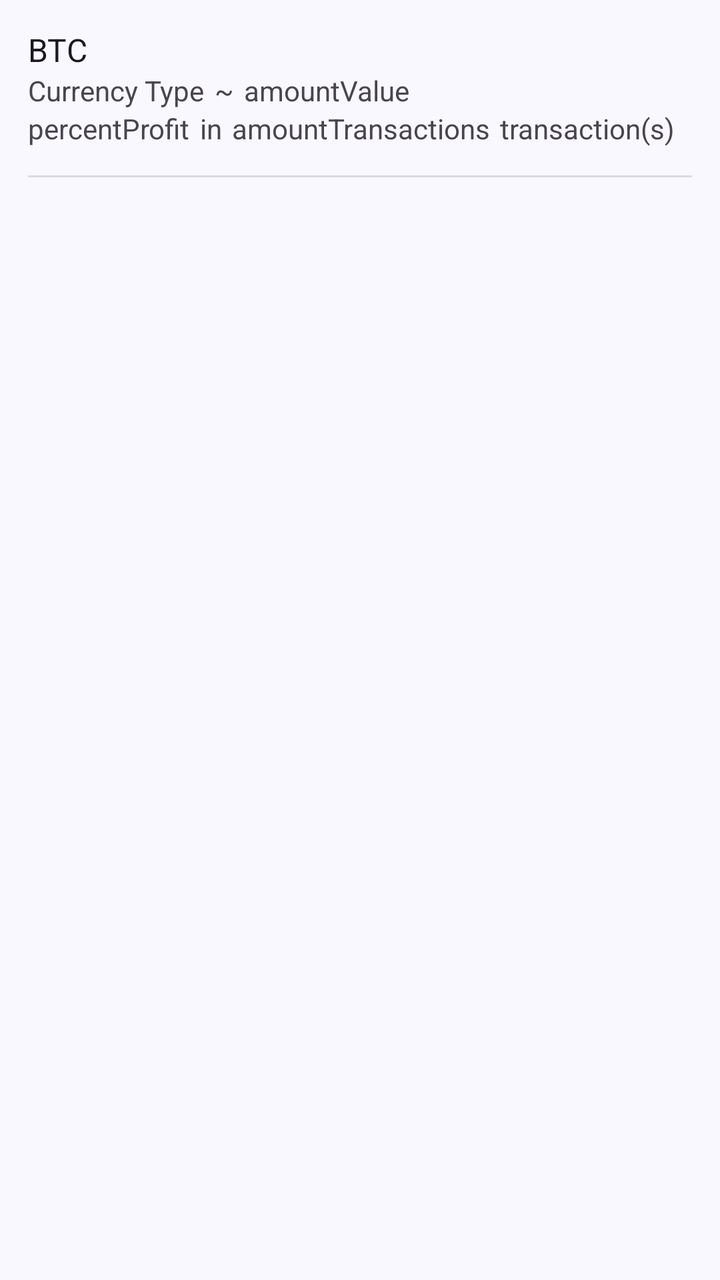
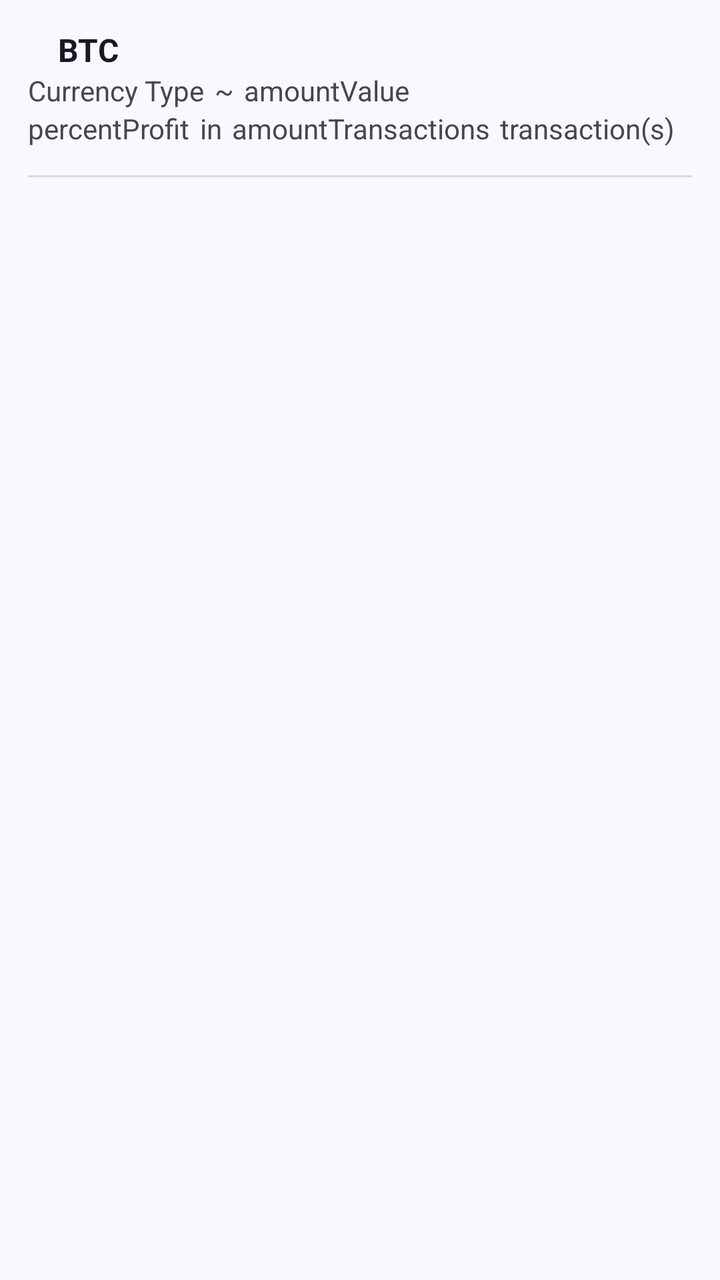

An Android layout rendered at two revisions. The XML below is the earlier revision; the diff shows what the commit changed to produce the second picture.
<!-- AndroidManifest.xml: application theme Theme.CDCsvParser -->
<!-- res/layout/fragment_wallet.xml -->
<?xml version="1.0" encoding="utf-8"?>
<androidx.constraintlayout.widget.ConstraintLayout xmlns:android="http://schemas.android.com/apk/res/android"
    xmlns:app="http://schemas.android.com/apk/res-auto"
    android:layout_width="wrap_content"
    android:layout_height="wrap_content"
    android:orientation="horizontal">

    <TextView
        android:id="@+id/walletId"
        android:layout_width="wrap_content"
        android:layout_height="wrap_content"
        android:visibility="gone"
        app:layout_constraintLeft_toLeftOf="parent"
        app:layout_constraintTop_toTopOf="parent" />

    <TextView
        android:id="@+id/currencyType"
        android:layout_width="wrap_content"
        android:layout_height="wrap_content"
        android:layout_marginStart="@dimen/basic_text_start_end_margin"
        android:layout_marginTop="@dimen/basic_text_start_end_margin"
        android:layout_marginEnd="@dimen/basic_text_start_end_margin"
        android:text="@string/btc_placeholder"
        android:textColor="?attr/colorOnSurface"
        android:textSize="@dimen/basic_labels_fontsize"
        app:layout_constraintLeft_toLeftOf="parent"
        app:layout_constraintTop_toTopOf="parent" />

    <TextView
        android:id="@+id/amount"
        android:layout_width="wrap_content"
        android:layout_height="wrap_content"
        android:layout_marginStart="@dimen/basic_text_start_end_margin"
        android:text="@string/currency_type_placeholder"
        app:layout_constraintLeft_toLeftOf="parent"
        app:layout_constraintTop_toBottomOf="@id/currencyType" />

    <TextView
        android:id="@+id/round"
        android:layout_width="wrap_content"
        android:layout_height="wrap_content"
        android:layout_marginStart="@dimen/fragment_wallet_small_margin_left"
        android:text="@string/eg"
        app:layout_constraintLeft_toRightOf="@id/amount"
        app:layout_constraintTop_toBottomOf="@id/currencyType" />

    <TextView
        android:id="@+id/amountValue"
        android:layout_width="wrap_content"
        android:layout_height="wrap_content"
        android:layout_marginStart="@dimen/fragment_wallet_small_margin_left"
        android:layout_marginEnd="@dimen/basic_text_start_end_margin"
        android:text="@string/amountvalue_placeholder"
        app:layout_constraintLeft_toRightOf="@id/round"
        app:layout_constraintTop_toBottomOf="@id/currencyType" />

    <TextView
        android:id="@+id/percentProfit"
        android:layout_width="wrap_content"
        android:layout_height="wrap_content"
        android:layout_marginStart="@dimen/basic_text_start_end_margin"
        android:text="@string/percentprofit_placerholder"
        app:layout_constraintLeft_toLeftOf="parent"
        app:layout_constraintTop_toBottomOf="@id/amount" />

    <TextView
        android:id="@+id/inString"
        android:layout_width="wrap_content"
        android:layout_height="wrap_content"
        android:layout_marginStart="@dimen/fragment_wallet_small_margin_left"
        android:text="@string/in"
        app:layout_constraintLeft_toRightOf="@+id/percentProfit"
        app:layout_constraintTop_toBottomOf="@id/amount" />

    <TextView
        android:id="@+id/amountTransactions"
        android:layout_width="wrap_content"
        android:layout_height="wrap_content"
        android:layout_marginStart="@dimen/fragment_wallet_small_margin_left"
        android:text="@string/amounttransactions_placeholder"
        app:layout_constraintLeft_toRightOf="@+id/inString"
        app:layout_constraintTop_toBottomOf="@id/amount" />

    <TextView
        android:id="@+id/transactionSting"
        android:layout_width="wrap_content"
        android:layout_height="wrap_content"
        android:layout_marginStart="@dimen/fragment_wallet_small_margin_left"
        android:layout_marginEnd="@dimen/basic_text_start_end_margin"
        android:text="@string/transaction_s"
        app:layout_constraintLeft_toRightOf="@+id/amountTransactions"
        app:layout_constraintTop_toBottomOf="@id/amount" />

    <View
        android:id="@+id/divider"
        android:layout_width="match_parent"
        android:layout_height="@dimen/divider_height"
        android:layout_marginStart="@dimen/basic_text_start_end_margin"
        android:layout_marginTop="@dimen/divider_margin_top"
        android:layout_marginEnd="@dimen/basic_text_start_end_margin"
        android:background="?android:attr/listDivider"
        app:layout_constraintLeft_toLeftOf="parent"
        app:layout_constraintRight_toRightOf="parent"
        app:layout_constraintTop_toBottomOf="@id/percentProfit" />


</androidx.constraintlayout.widget.ConstraintLayout>
<!-- resources referenced by this layout -->
<resources>
  <dimen name="basic_labels_fontsize">16sp</dimen>
  <dimen name="basic_text_start_end_margin">14dp</dimen>
  <dimen name="divider_height">1dp</dimen>
  <dimen name="divider_margin_top">14dp</dimen>
  <dimen name="fragment_wallet_small_margin_left">5dp</dimen>
  <string name="amounttransactions_placeholder">amountTransactions</string>
  <string name="amountvalue_placeholder">amountValue</string>
  <string name="btc_placeholder">BTC</string>
  <string name="currency_type_placeholder">Currency Type</string>
  <string name="eg">~</string>
  <string name="in">in</string>
  <string name="percentprofit_placerholder">percentProfit</string>
  <string name="transaction_s">transaction(s)</string>
  <style name="Theme.CDCsvParser" parent="Theme.Material3.DayNight">
          <item name="colorPrimary">@color/primary</item>
          <item name="colorOnPrimary">@color/on_primary</item>
          <item name="colorPrimaryContainer">@color/primary_container</item>
          <item name="colorOnPrimaryContainer">@color/on_primary_container</item>
          <item name="colorSecondary">@color/secondary</item>
          <item name="colorOnSecondary">@color/on_secondary</item>
          <item name="colorSecondaryContainer">@color/secondary_container</item>
          <item name="colorOnSecondaryContainer">@color/on_secondary_container</item>
          <item name="colorTertiary">@color/tertiary</item>
          <item name="colorOnTertiary">@color/on_tertiary</item>
          <item name="colorTertiaryContainer">@color/tertiary_container</item>
          <item name="colorOnTertiaryContainer">@color/on_tertiary_container</item>
          <item name="android:colorBackground">@color/background</item>
          <item name="colorOnBackground">@color/on_background</item>
          <item name="colorSurface">@color/surface</item>
          <item name="colorOnSurface">@color/on_surface</item>
          <item name="colorSurfaceVariant">@color/surface_variant</item>
          <item name="colorOnSurfaceVariant">@color/on_surface_variant</item>
          <item name="colorError">@color/error</item>
          <item name="colorOnError">@color/on_error</item>
          
          <item name="android:statusBarColor">@android:color/transparent</item>
          <item name="android:navigationBarColor">@android:color/transparent</item>
          <item name="android:windowLightStatusBar">@bool/window_light_status_bar</item>
          <item name="android:windowBackground">@color/background</item>
      </style>
  <color name="primary">#5B21B6</color>
  <color name="on_primary">#FFFFFF</color>
  <color name="primary_container">#E9E2FB</color>
  <color name="on_primary_container">#27116B</color>
  <color name="secondary">#0F766E</color>
  <color name="on_secondary">#FFFFFF</color>
  <color name="secondary_container">#CFF3EC</color>
  <color name="on_secondary_container">#0A4A41</color>
  <color name="tertiary">#B45309</color>
  <color name="on_tertiary">#FFFFFF</color>
  <color name="tertiary_container">#FDE8CB</color>
  <color name="on_tertiary_container">#3F2602</color>
  <color name="background">#FAF8FF</color>
  <color name="on_background">#1C1726</color>
  <color name="surface">#FAF8FF</color>
  <color name="on_surface">#1C1726</color>
  <color name="surface_variant">#E6E0EE</color>
  <color name="on_surface_variant">#4B4557</color>
  <color name="error">#BA1A1A</color>
  <color name="on_error">#FFFFFF</color>
</resources>

<!-- the commit's change to res/layout/fragment_wallet.xml (unified diff, before → after) -->
@@ -13,17 +13,28 @@
         app:layout_constraintLeft_toLeftOf="parent"
         app:layout_constraintTop_toTopOf="parent" />
 
+    <View
+        android:id="@+id/tv_color_dot"
+        android:layout_width="10dp"
+        android:layout_height="10dp"
+        android:layout_marginStart="@dimen/basic_text_start_end_margin"
+        android:background="@drawable/currency_dot"
+        app:layout_constraintBottom_toBottomOf="@id/currencyType"
+        app:layout_constraintLeft_toLeftOf="parent"
+        app:layout_constraintTop_toTopOf="@id/currencyType" />
+
     <TextView
         android:id="@+id/currencyType"
         android:layout_width="wrap_content"
         android:layout_height="wrap_content"
-        android:layout_marginStart="@dimen/basic_text_start_end_margin"
+        android:layout_marginStart="@dimen/fragment_wallet_small_margin_left"
         android:layout_marginTop="@dimen/basic_text_start_end_margin"
         android:layout_marginEnd="@dimen/basic_text_start_end_margin"
         android:text="@string/btc_placeholder"
         android:textColor="?attr/colorOnSurface"
         android:textSize="@dimen/basic_labels_fontsize"
-        app:layout_constraintLeft_toLeftOf="parent"
+        android:textStyle="bold"
+        app:layout_constraintLeft_toRightOf="@id/tv_color_dot"
         app:layout_constraintTop_toTopOf="parent" />
 
     <TextView
<!-- resource entries referenced after the edit -->
@@ -5,6 +5,15 @@
   <dimen name="divider_height">1dp</dimen>
   <dimen name="divider_margin_top">14dp</dimen>
   <dimen name="fragment_wallet_small_margin_left">5dp</dimen>
+  <!-- drawable currency_dot (drawable) -->
+  <?xml version="1.0" encoding="utf-8"?>
+  <shape xmlns:android="http://schemas.android.com/apk/res/android"
+      android:shape="oval">
+      <solid android:color="@android:color/transparent" />
+      <size
+          android:width="10dp"
+          android:height="10dp" />
+  </shape>
   <string name="amounttransactions_placeholder">amountTransactions</string>
   <string name="amountvalue_placeholder">amountValue</string>
   <string name="btc_placeholder">BTC</string>
